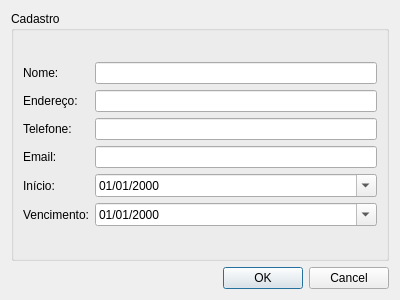
This is src/registeruser.ui in enriquefynn/VertSys as Qt 5 draws it before an edit. The edited form follows.
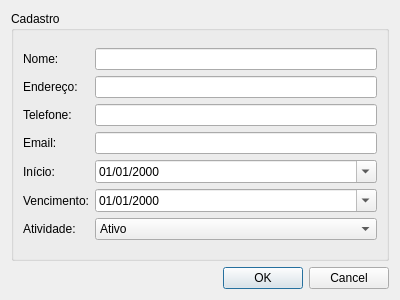
This is the edited form.

```diff
--- a/src/registeruser.ui
+++ b/src/registeruser.ui
@@ -96,6 +96,27 @@
           </property>
          </widget>
         </item>
+        <item row="6" column="1">
+         <widget class="QComboBox" name="comboBox">
+          <item>
+           <property name="text">
+            <string>Ativo</string>
+           </property>
+          </item>
+          <item>
+           <property name="text">
+            <string>Diario</string>
+           </property>
+          </item>
+         </widget>
+        </item>
+        <item row="6" column="0">
+         <widget class="QLabel" name="label_7">
+          <property name="text">
+           <string>Atividade:</string>
+          </property>
+         </widget>
+        </item>
        </layout>
       </item>
      </layout>
```
Left out of the diff: 5 changed lines with no effect on the pictures.
